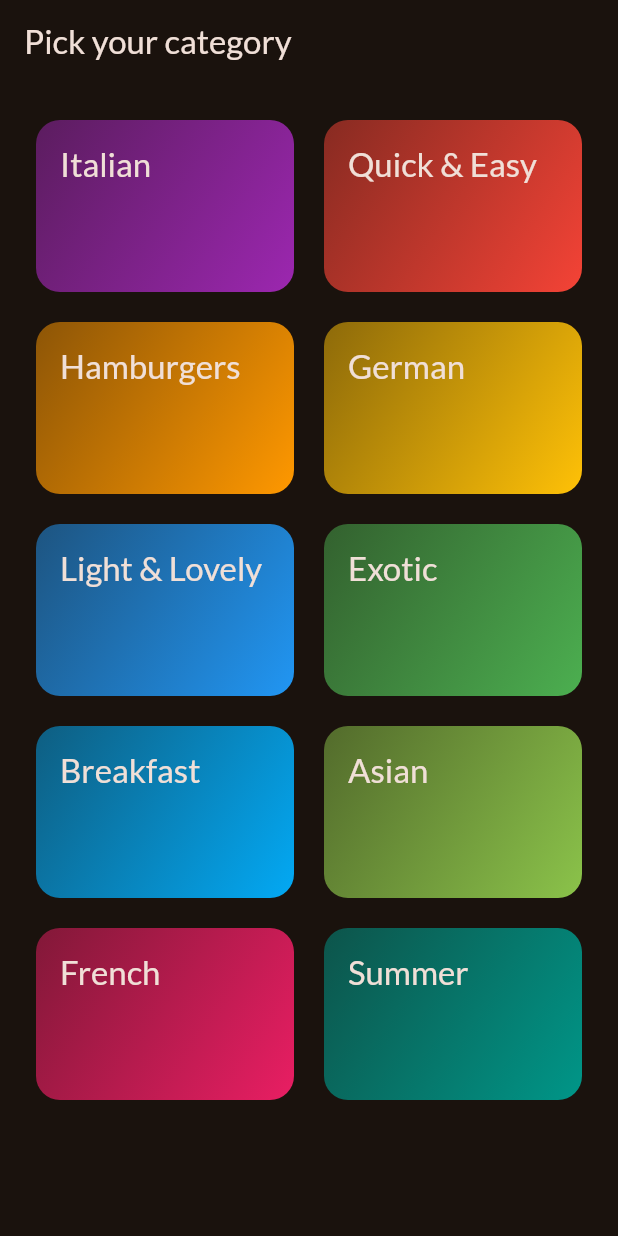
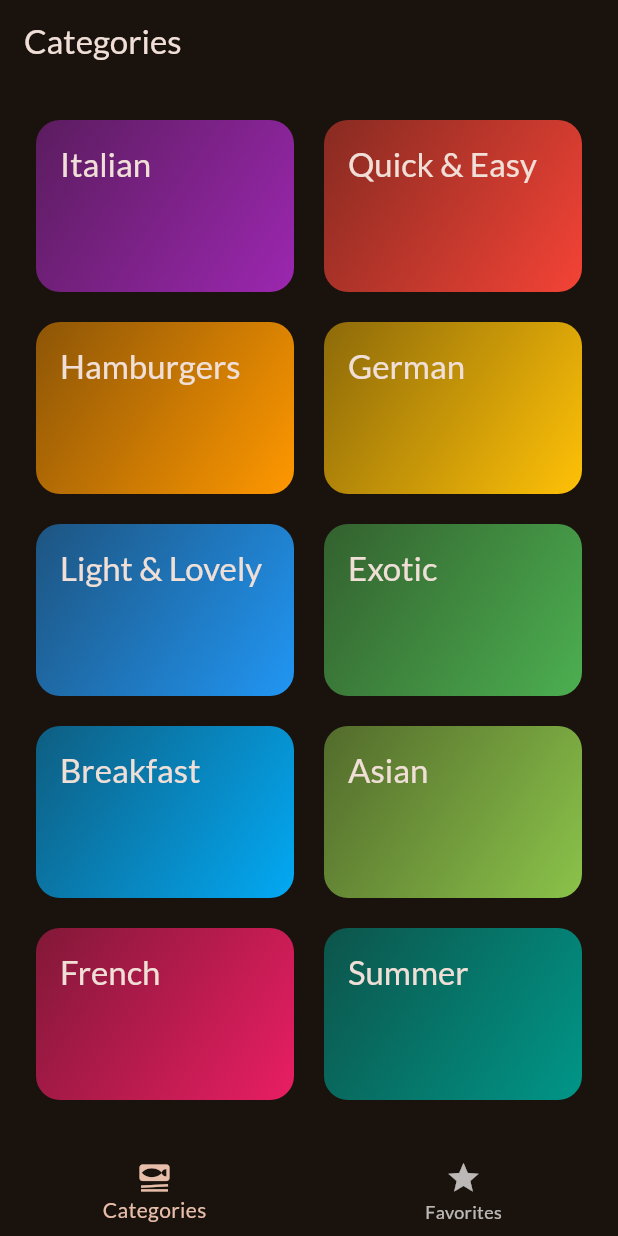
Before and after one commit to BenjaminChoron/meals_app, a Flutter app: the screen it shows after launch, on a phone screen of 412 x 824 dp. Run offline on Flutter 3.47's test engine with Material 3 defaults, Android fonts, the phone set to English and light mode, and no system bars; our stand-ins replace google_fonts, transparent_image.

```diff
--- a/lib/main.dart
+++ b/lib/main.dart
@@ -1,7 +1,7 @@
 import 'package:flutter/material.dart';
 import 'package:google_fonts/google_fonts.dart';
 
-import 'package:meals_app/screens/categories.dart';
+import 'package:meals_app/screens/tabs.dart';
 
 final theme = ThemeData(
   colorScheme: ColorScheme.fromSeed(
@@ -22,7 +22,7 @@ class App extends StatelessWidget {
   Widget build(BuildContext context) {
     return MaterialApp(
       theme: theme,
-      home: const CategoriesScreen(),
+      home: const TabsScreen(),
     );
   }
 }
--- a/lib/screens/categories.dart
+++ b/lib/screens/categories.dart
@@ -25,11 +25,7 @@ class CategoriesScreen extends StatelessWidget {
 
   @override
   Widget build(BuildContext context) {
-    return Scaffold(
-      appBar: AppBar(
-        title: const Text('Pick your category'),
-      ),
-      body: GridView(
+    return GridView(
       padding: const EdgeInsets.all(24),
       gridDelegate: const SliverGridDelegateWithFixedCrossAxisCount(
         crossAxisCount: 2,
@@ -43,7 +39,6 @@ class CategoriesScreen extends StatelessWidget {
           onSelectCategory: () => _selectCategory(context, category),
         );
       }).toList(),
-      ),
     );
   }
 }
--- a/lib/screens/meals.dart
+++ b/lib/screens/meals.dart
@@ -7,11 +7,11 @@ import 'package:meals_app/widgets/meal_item.dart';
 class MealsScreen extends StatelessWidget {
   const MealsScreen({
     super.key,
-    required this.title,
+    this.title,
     required this.meals,
   });
 
-  final String title;
+  final String? title;
   final List<Meal> meals;
 
   void selectMeal(BuildContext context, Meal meal) {
@@ -59,10 +59,14 @@ class MealsScreen extends StatelessWidget {
       );
     }
 
+    if (title == null) {
+      return content;
+    }
+
     return Scaffold(
       appBar: AppBar(
         title: Text(
-          title,
+          title!,
         ),
       ),
       body: content,
--- /dev/null
+++ b/lib/screens/tabs.dart
@@ -0,0 +1,53 @@
+import 'package:flutter/material.dart';
+
+import 'package:meals_app/screens/categories.dart';
+import 'package:meals_app/screens/meals.dart';
+
+class TabsScreen extends StatefulWidget {
+  const TabsScreen({super.key});
+
+  @override
+  State<TabsScreen> createState() => _TabsScreenState();
+}
+
+class _TabsScreenState extends State<TabsScreen> {
+  int _selectedPageIndex = 0;
+
+  void _selectPage(int index) {
+    setState(() {
+      _selectedPageIndex = index;
+    });
+  }
+
+  @override
+  Widget build(BuildContext context) {
+    Widget activePage = const CategoriesScreen();
+    String activePageTitle = 'Categories';
+
+    if (_selectedPageIndex == 1) {
+      activePage = const MealsScreen(meals: []);
+      activePageTitle = 'Favorites';
+    }
+
+    return Scaffold(
+      appBar: AppBar(
+        title: Text(activePageTitle),
+      ),
+      body: activePage,
+      bottomNavigationBar: BottomNavigationBar(
+        onTap: _selectPage,
+        currentIndex: _selectedPageIndex,
+        items: const [
+          BottomNavigationBarItem(
+            icon: Icon(Icons.set_meal),
+            label: 'Categories',
+          ),
+          BottomNavigationBarItem(
+            icon: Icon(Icons.star),
+            label: 'Favorites',
+          ),
+        ],
+      ),
+    );
+  }
+}
```
Lines whose indentation alone changed are shown as unchanged.
